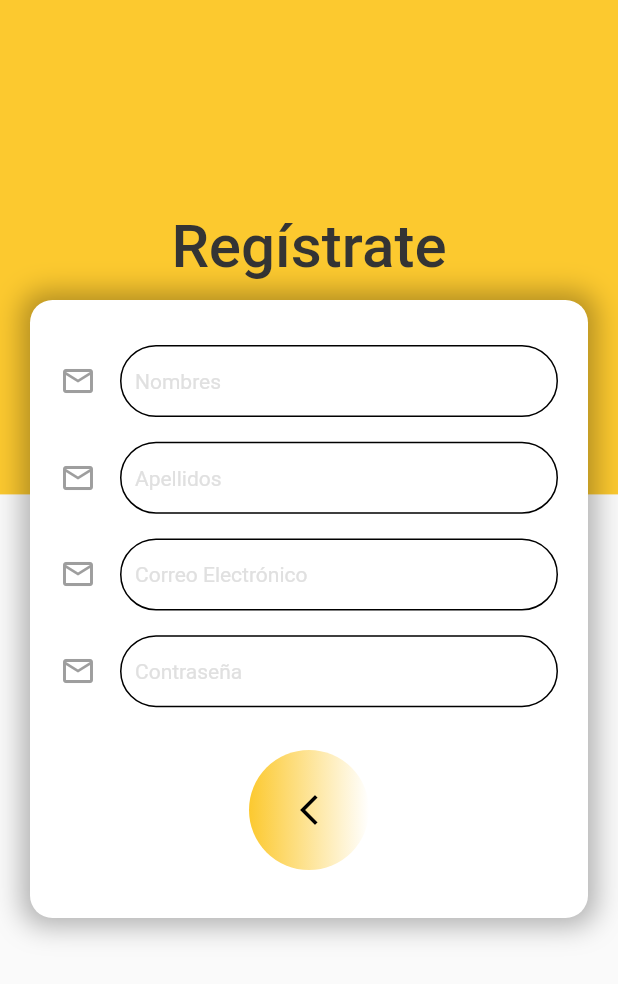
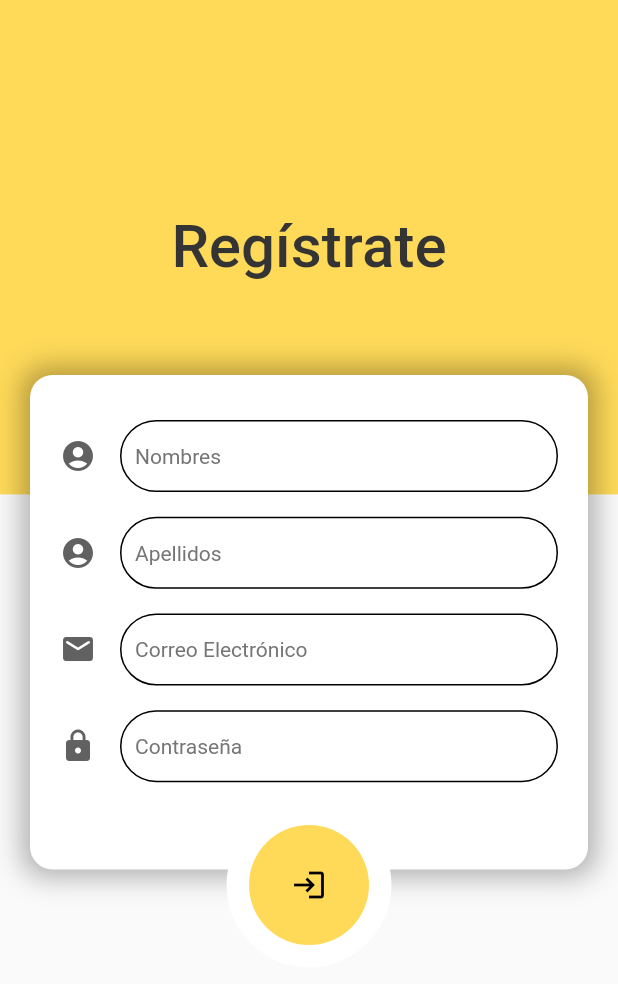
Before and after one commit to ElRobaCuentas/Prototipo_Ahorra_Ya, a Flutter app: the SignupScreen screen opened directly, on a phone screen of 412 x 824 dp. Shown: the top 984 px of the screen. Run offline on Flutter 3.47's test engine with Material 2 defaults, Android fonts, the light colour scheme and no system bars; missing offline and left inert: qrscan.

Commit message:
new changes

```diff
--- a/lib/src/components/camera_qr.dart
+++ b/lib/src/components/camera_qr.dart
@@ -37,7 +37,7 @@ class _CameraQrState extends State<CameraQr> {
               ),
             ),
             Text(
-              ('qrValue'),
+              ('ESCÁNER'),
               style: TextStyle(
                   fontSize: 20.0,
                   color: Color.fromARGB(255, 6, 28, 116),
--- a/lib/src/page/signup_screen.dart
+++ b/lib/src/page/signup_screen.dart
@@ -27,13 +27,13 @@ class SignupScreen extends StatelessWidget {
                 ),
               ),
               height: alto * 0.4,
-              color: Color.fromARGB(255, 252, 201, 47),
+              color: Color.fromRGBO(255, 218, 89, 1),
             ),
           ),
           Positioned(
-            top: 200,
+            top: 250,
             child: Container(
-              height: alto * 0.5,
+              height: alto * 0.4,
               width: MediaQuery.of(context).size.width - 40,
               margin: EdgeInsets.symmetric(horizontal: 20),
               decoration: BoxDecoration(
@@ -57,8 +57,8 @@ class SignupScreen extends StatelessWidget {
                         TextField(
                           decoration: InputDecoration(
                               icon: Icon(
-                                Icons.email_outlined,
-                                color: Colors.grey[500],
+                                Icons.account_circle_rounded,
+                                color: Colors.grey[700],
                               ),
                               enabledBorder: OutlineInputBorder(
                                 borderSide: BorderSide(color: Colors.black),
@@ -73,7 +73,7 @@ class SignupScreen extends StatelessWidget {
                               contentPadding: EdgeInsets.all(10.0),
                               hintText: 'Nombres',
                               hintStyle: TextStyle(
-                                  fontSize: 14, color: Colors.grey[300])),
+                                  fontSize: 14, color: Colors.grey[600])),
                         ),
                         SizedBox(
                           height: alto * 0.020,
@@ -81,8 +81,8 @@ class SignupScreen extends StatelessWidget {
                         TextField(
                           decoration: InputDecoration(
                               icon: Icon(
-                                Icons.email_outlined,
-                                color: Colors.grey[500],
+                                Icons.account_circle_rounded,
+                                color: Colors.grey[700],
                               ),
                               enabledBorder: OutlineInputBorder(
                                 borderSide: BorderSide(color: Colors.black),
@@ -97,7 +97,7 @@ class SignupScreen extends StatelessWidget {
                               contentPadding: EdgeInsets.all(10.0),
                               hintText: 'Apellidos',
                               hintStyle: TextStyle(
-                                  fontSize: 14, color: Colors.grey[300])),
+                                  fontSize: 14, color: Colors.grey[600])),
                         ),
                         SizedBox(
                           height: alto * 0.020,
@@ -105,8 +105,8 @@ class SignupScreen extends StatelessWidget {
                         TextField(
                           decoration: InputDecoration(
                               icon: Icon(
-                                Icons.email_outlined,
-                                color: Colors.grey[500],
+                                Icons.email_rounded,
+                                color: Colors.grey[700],
                               ),
                               enabledBorder: OutlineInputBorder(
                                 borderSide: BorderSide(color: Colors.black),
@@ -121,7 +121,7 @@ class SignupScreen extends StatelessWidget {
                               contentPadding: EdgeInsets.all(10.0),
                               hintText: 'Correo Electrónico',
                               hintStyle: TextStyle(
-                                  fontSize: 14, color: Colors.grey[300])),
+                                  fontSize: 14, color: Colors.grey[600])),
                         ),
                         SizedBox(
                           height: alto * 0.020,
@@ -129,8 +129,8 @@ class SignupScreen extends StatelessWidget {
                         TextField(
                           decoration: InputDecoration(
                               icon: Icon(
-                                Icons.email_outlined,
-                                color: Colors.grey[500],
+                                Icons.lock,
+                                color: Colors.grey[700],
                               ),
                               enabledBorder: OutlineInputBorder(
                                 borderSide: BorderSide(color: Colors.black),
@@ -145,7 +145,8 @@ class SignupScreen extends StatelessWidget {
                               contentPadding: EdgeInsets.all(10.0),
                               hintText: 'Contraseña',
                               hintStyle: TextStyle(
-                                  fontSize: 14, color: Colors.grey[300])),
+                                  fontSize: 14, color: Colors.grey[600])),
+                          obscureText: true,
                         ),
                       ],
                     ),
@@ -155,7 +156,7 @@ class SignupScreen extends StatelessWidget {
             ),
           ),
           Positioned(
-            top: 485,
+            top: 535,
             right: 0,
             left: 0,
             child: Center(
@@ -171,12 +172,7 @@ class SignupScreen extends StatelessWidget {
                 child: Container(
                   decoration: BoxDecoration(
                       // border: Border.all(color: Colors.black),
-                      gradient: LinearGradient(
-                        colors: [
-                          Color.fromARGB(255, 252, 201, 47),
-                          Color.fromARGB(255, 255, 255, 255)
-                        ],
-                      ),
+                      color: Color.fromRGBO(255, 218, 89, 1),
                       borderRadius: BorderRadius.circular(40)),
                   child: Container(
                     child: IconButton(
@@ -187,8 +183,7 @@ class SignupScreen extends StatelessWidget {
                           ),
                         );
                       },
-                      icon:
-                          Icon(Icons.arrow_back_ios_new_outlined), //para atras
+                      icon: Icon(Icons.login), //para atras
                       // icon: Icon(Icons.arrow_forward_ios_outlined), //para adelante
                       color: Colors.black,
                     ),
```
Also changed, not shown: lib/src/page/login_screen.dart (+20 -31 lines), 1 other file.
